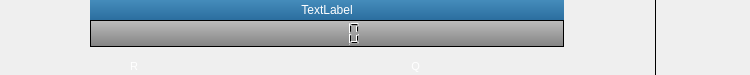
DynamicPerception/Graffik_Legacy, file Graffik/gui/film/MotionArea/motionbase.ui: the form before one commit.
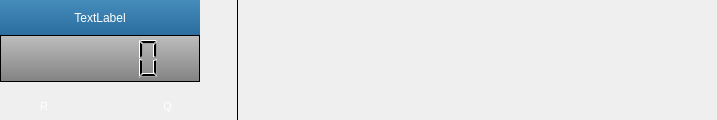
The form after the commit. Icons and pictures are not drawn.

```diff
--- a/Graffik/gui/film/MotionArea/motionbase.ui
+++ b/Graffik/gui/film/MotionArea/motionbase.ui
@@ -6,12 +6,12 @@
    <rect>
     <x>0</x>
     <y>0</y>
-    <width>750</width>
-    <height>75</height>
+    <width>717</width>
+    <height>120</height>
    </rect>
   </property>
   <property name="sizePolicy">
-   <sizepolicy hsizetype="Preferred" vsizetype="Minimum">
+   <sizepolicy hsizetype="Preferred" vsizetype="MinimumExpanding">
     <horstretch>0</horstretch>
     <verstretch>0</verstretch>
    </sizepolicy>
@@ -19,14 +19,31 @@
   <property name="minimumSize">
    <size>
     <width>400</width>
-    <height>75</height>
+    <height>120</height>
+   </size>
+  </property>
+  <property name="maximumSize">
+   <size>
+    <width>16777215</width>
+    <height>16777215</height>
+   </size>
+  </property>
+  <property name="baseSize">
+   <size>
+    <width>400</width>
+    <height>120</height>
    </size>
   </property>
   <property name="windowTitle">
    <string>Form</string>
   </property>
   <property name="styleSheet">
-   <string notr="true">#MotionBase {
+   <string notr="true">#trackDivFrame {
+border-image: url(:/core/track-div-back.png);
+border: 0px transparent;
+}
+
+#MotionBase {
 padding:0px;
 margin:0px;
 }
@@ -104,22 +121,25 @@
 
 </string>
   </property>
-  <layout class="QHBoxLayout" name="horizontalLayout">
-   <property name="spacing">
-    <number>0</number>
+  <layout class="QGridLayout" name="MotionBaseGridLayout">
+   <property name="sizeConstraint">
+    <enum>QLayout::SetDefaultConstraint</enum>
    </property>
    <property name="margin">
     <number>0</number>
    </property>
-   <item>
+   <property name="spacing">
+    <number>0</number>
+   </property>
+   <item row="0" column="0">
     <layout class="QGridLayout" name="gridLayout">
      <property name="spacing">
       <number>0</number>
      </property>
-     <item row="1" column="0" colspan="4">
+     <item row="1" column="0">
       <widget class="QLabel" name="nameLabel">
        <property name="sizePolicy">
-        <sizepolicy hsizetype="Preferred" vsizetype="Expanding">
+        <sizepolicy hsizetype="Expanding" vsizetype="Expanding">
          <horstretch>0</horstretch>
          <verstretch>0</verstretch>
         </sizepolicy>
@@ -132,7 +152,7 @@
        </property>
        <property name="maximumSize">
         <size>
-         <width>16777215</width>
+         <width>200</width>
          <height>35</height>
         </size>
        </property>
@@ -144,62 +164,187 @@
        </property>
       </widget>
      </item>
-     <item row="3" column="3">
-      <widget class="QToolButton" name="muteButton">
-       <property name="maximumSize">
-        <size>
-         <width>51</width>
-         <height>38</height>
-        </size>
+     <item row="3" column="0">
+      <layout class="QHBoxLayout" name="butHorizLayout">
+       <property name="spacing">
+        <number>11</number>
        </property>
-       <property name="font">
-        <font>
-         <family>Courier</family>
-         <pointsize>6</pointsize>
-        </font>
-       </property>
-       <property name="toolTip">
-        <string>Mute</string>
-       </property>
-       <property name="text">
-        <string/>
-       </property>
-      </widget>
+       <item>
+        <widget class="QPushButton" name="resButton">
+         <property name="sizePolicy">
+          <sizepolicy hsizetype="Preferred" vsizetype="Preferred">
+           <horstretch>0</horstretch>
+           <verstretch>0</verstretch>
+          </sizepolicy>
+         </property>
+         <property name="minimumSize">
+          <size>
+           <width>51</width>
+           <height>38</height>
+          </size>
+         </property>
+         <property name="maximumSize">
+          <size>
+           <width>51</width>
+           <height>38</height>
+          </size>
+         </property>
+         <property name="sizeIncrement">
+          <size>
+           <width>1</width>
+           <height>1</height>
+          </size>
+         </property>
+         <property name="baseSize">
+          <size>
+           <width>51</width>
+           <height>38</height>
+          </size>
+         </property>
+         <property name="font">
+          <font>
+           <family>MS Sans Serif</family>
+           <pointsize>8</pointsize>
+          </font>
+         </property>
+         <property name="toolTip">
+          <string>Resolution</string>
+         </property>
+         <property name="text">
+          <string>R</string>
+         </property>
+        </widget>
+       </item>
+       <item>
+        <widget class="QPushButton" name="scaleButton">
+         <property name="sizePolicy">
+          <sizepolicy hsizetype="Preferred" vsizetype="Preferred">
+           <horstretch>0</horstretch>
+           <verstretch>0</verstretch>
+          </sizepolicy>
+         </property>
+         <property name="minimumSize">
+          <size>
+           <width>51</width>
+           <height>38</height>
+          </size>
+         </property>
+         <property name="maximumSize">
+          <size>
+           <width>51</width>
+           <height>38</height>
+          </size>
+         </property>
+         <property name="sizeIncrement">
+          <size>
+           <width>0</width>
+           <height>0</height>
+          </size>
+         </property>
+         <property name="baseSize">
+          <size>
+           <width>51</width>
+           <height>38</height>
+          </size>
+         </property>
+         <property name="font">
+          <font>
+           <family>Courier</family>
+           <pointsize>6</pointsize>
+          </font>
+         </property>
+         <property name="toolTip">
+          <string>Display</string>
+         </property>
+         <property name="text">
+          <string/>
+         </property>
+        </widget>
+       </item>
+       <item>
+        <widget class="QPushButton" name="easeButton">
+         <property name="sizePolicy">
+          <sizepolicy hsizetype="Preferred" vsizetype="Preferred">
+           <horstretch>0</horstretch>
+           <verstretch>0</verstretch>
+          </sizepolicy>
+         </property>
+         <property name="minimumSize">
+          <size>
+           <width>51</width>
+           <height>38</height>
+          </size>
+         </property>
+         <property name="maximumSize">
+          <size>
+           <width>51</width>
+           <height>38</height>
+          </size>
+         </property>
+         <property name="baseSize">
+          <size>
+           <width>51</width>
+           <height>38</height>
+          </size>
+         </property>
+         <property name="font">
+          <font>
+           <family>MS Sans Serif</family>
+           <pointsize>8</pointsize>
+          </font>
+         </property>
+         <property name="toolTip">
+          <string>Curve</string>
+         </property>
+         <property name="text">
+          <string>Q</string>
+         </property>
+        </widget>
+       </item>
+       <item>
+        <widget class="QPushButton" name="muteButton">
+         <property name="minimumSize">
+          <size>
+           <width>51</width>
+           <height>38</height>
+          </size>
+         </property>
+         <property name="maximumSize">
+          <size>
+           <width>51</width>
+           <height>38</height>
+          </size>
+         </property>
+         <property name="baseSize">
+          <size>
+           <width>51</width>
+           <height>38</height>
+          </size>
+         </property>
+         <property name="font">
+          <font>
+           <family>Courier</family>
+           <pointsize>6</pointsize>
+          </font>
+         </property>
+         <property name="toolTip">
+          <string>Mute</string>
+         </property>
+         <property name="text">
+          <string/>
+         </property>
+        </widget>
+       </item>
+      </layout>
      </item>
-     <item row="0" column="0" colspan="4">
-      <spacer name="horizontalSpacer">
-       <property name="orientation">
-        <enum>Qt::Horizontal</enum>
-       </property>
-       <property name="sizeType">
-        <enum>QSizePolicy::Maximum</enum>
-       </property>
-       <property name="sizeHint" stdset="0">
-        <size>
-         <width>204</width>
-         <height>0</height>
-        </size>
-       </property>
-      </spacer>
-     </item>
-     <item row="3" column="5">
-      <spacer name="verticalSpacer">
-       <property name="orientation">
-        <enum>Qt::Vertical</enum>
-       </property>
-       <property name="sizeType">
-        <enum>QSizePolicy::Maximum</enum>
-       </property>
-       <property name="sizeHint" stdset="0">
-        <size>
-         <width>0</width>
-         <height>38</height>
-        </size>
-       </property>
-      </spacer>
-     </item>
-     <item row="2" column="0" colspan="4">
+     <item row="2" column="0">
       <widget class="QFrame" name="dispLCDFrame">
+       <property name="maximumSize">
+        <size>
+         <width>200</width>
+         <height>16777215</height>
+        </size>
+       </property>
        <property name="frameShape">
         <enum>QFrame::StyledPanel</enum>
        </property>
@@ -216,7 +361,7 @@
         <item row="0" column="0">
          <widget class="QLCDNumber" name="dispLCD">
           <property name="sizePolicy">
-           <sizepolicy hsizetype="Minimum" vsizetype="MinimumExpanding">
+           <sizepolicy hsizetype="Expanding" vsizetype="MinimumExpanding">
             <horstretch>0</horstretch>
             <verstretch>0</verstretch>
            </sizepolicy>
@@ -229,7 +374,7 @@
           </property>
           <property name="maximumSize">
            <size>
-            <width>16777215</width>
+            <width>200</width>
             <height>80</height>
            </size>
           </property>
@@ -246,119 +391,72 @@
        </layout>
       </widget>
      </item>
-     <item row="2" column="5">
-      <spacer name="verticalSpacer_2">
+     <item row="0" column="0">
+      <spacer name="horizontalSpacer">
        <property name="orientation">
-        <enum>Qt::Vertical</enum>
+        <enum>Qt::Horizontal</enum>
        </property>
        <property name="sizeType">
-        <enum>QSizePolicy::Expanding</enum>
+        <enum>QSizePolicy::Fixed</enum>
        </property>
        <property name="sizeHint" stdset="0">
         <size>
-         <width>0</width>
-         <height>75</height>
+         <width>200</width>
+         <height>0</height>
         </size>
        </property>
       </spacer>
      </item>
-     <item row="1" column="4" rowspan="3">
+     <item row="1" column="1" rowspan="3">
       <widget class="Line" name="motionSepLine">
+       <property name="sizePolicy">
+        <sizepolicy hsizetype="Maximum" vsizetype="Minimum">
+         <horstretch>0</horstretch>
+         <verstretch>0</verstretch>
+        </sizepolicy>
+       </property>
        <property name="minimumSize">
         <size>
          <width>0</width>
          <height>0</height>
         </size>
        </property>
+       <property name="maximumSize">
+        <size>
+         <width>1</width>
+         <height>16777215</height>
+        </size>
+       </property>
        <property name="frameShadow">
         <enum>QFrame::Plain</enum>
        </property>
+       <property name="lineWidth">
+        <number>1</number>
+       </property>
        <property name="orientation">
         <enum>Qt::Vertical</enum>
        </property>
       </widget>
      </item>
      <item row="3" column="2">
-      <widget class="QPushButton" name="easeButton">
-       <property name="maximumSize">
-        <size>
-         <width>51</width>
-         <height>38</height>
-        </size>
-       </property>
-       <property name="font">
-        <font>
-         <family>MS Sans Serif</family>
-         <pointsize>8</pointsize>
-        </font>
-       </property>
-       <property name="toolTip">
-        <string>Curve</string>
-       </property>
-       <property name="text">
-        <string>Q</string>
-       </property>
-      </widget>
-     </item>
-     <item row="3" column="0">
-      <widget class="QPushButton" name="resButton">
+      <widget class="QFrame" name="trackDivFrame">
        <property name="sizePolicy">
-        <sizepolicy hsizetype="Fixed" vsizetype="Fixed">
+        <sizepolicy hsizetype="Expanding" vsizetype="Maximum">
          <horstretch>0</horstretch>
          <verstretch>0</verstretch>
         </sizepolicy>
        </property>
-       <property name="minimumSize">
-        <size>
-         <width>0</width>
-         <height>28</height>
-        </size>
-       </property>
        <property name="maximumSize">
         <size>
-         <width>51</width>
-         <height>38</height>
+         <width>16777215</width>
+         <height>20</height>
         </size>
        </property>
-       <property name="sizeIncrement">
-        <size>
-         <width>1</width>
-         <height>1</height>
-        </size>
+       <property name="frameShape">
+        <enum>QFrame::NoFrame</enum>
        </property>
-       <property name="font">
-        <font>
-         <family>MS Sans Serif</family>
-         <pointsize>8</pointsize>
-        </font>
-       </property>
-       <property name="toolTip">
-        <string>Resolution</string>
-       </property>
-       <property name="text">
-        <string>R</string>
-       </property>
-      </widget>
-     </item>
-     <item row="3" column="1">
-      <widget class="QPushButton" name="scaleButton">
-       <property name="maximumSize">
-        <size>
-         <width>51</width>
-         <height>38</height>
-        </size>
-       </property>
-       <property name="font">
-        <font>
-         <family>Courier</family>
-         <pointsize>6</pointsize>
-        </font>
-       </property>
-       <property name="toolTip">
-        <string>Display</string>
-       </property>
-       <property name="text">
-        <string/>
+       <property name="frameShadow">
+        <enum>QFrame::Raised</enum>
        </property>
       </widget>
      </item>
```
